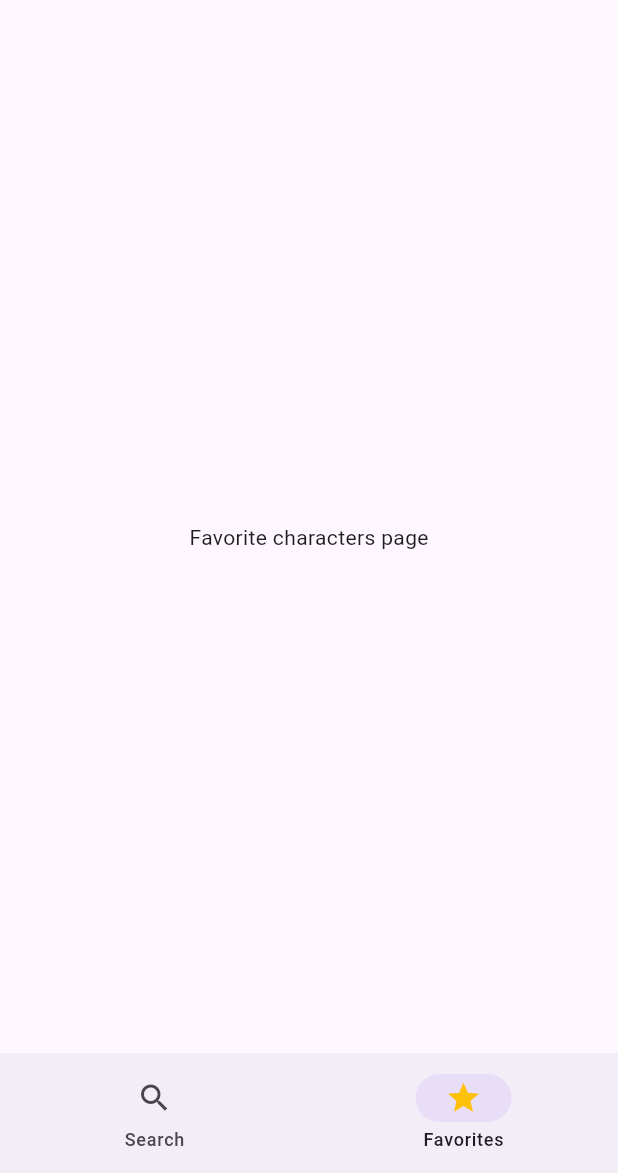
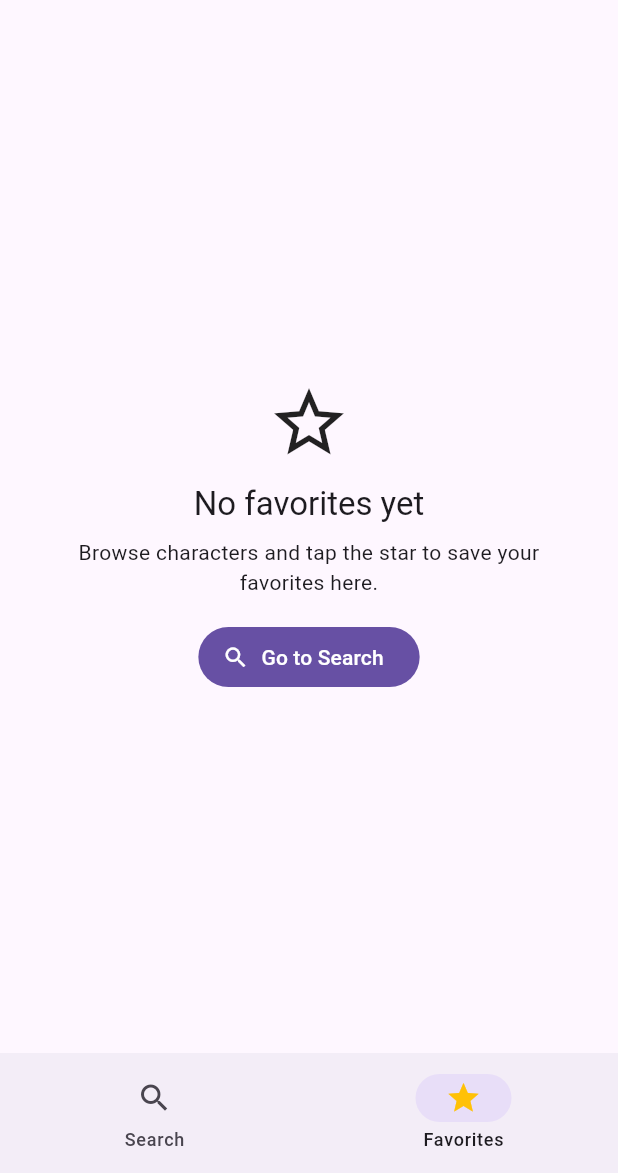
Before and after one commit to VladoDev/rick-and-morty-app, a Flutter app: the screen it shows after launch, item 2 of the bottom bar chosen, on a phone screen of 412 x 824 dp, the part 63-1236 px from its top. Run offline on Flutter 3.47's test engine with Material 3 defaults, Android fonts, the phone set to English and light mode, and no system bars; our stand-ins replace dio, flutter_riverpod, get_it, go_router, sqflite; accounts and stored records are empty.

Commit message:
feat(favorites): Agrega soporte de favoritos persistentes con repositorio local, mapeo a DB, casos de uso y controller; actualiza UI de personajes y detalles; ajusta dependencias en pubspec.

```diff
--- a/lib/features/characters/presentation/pages/favorite_characters_page.dart
+++ b/lib/features/characters/presentation/pages/favorite_characters_page.dart
@@ -1,15 +1,68 @@
 import 'package:flutter/material.dart';
+import 'package:flutter_riverpod/flutter_riverpod.dart';
+import 'package:go_router/go_router.dart';
+import 'package:rick_and_morty_app/features/characters/presentation/controllers/favorites_controller.dart';
+import 'package:rick_and_morty_app/features/characters/presentation/widgets/character_card.dart';
 
-class FavoriteCharactersPage extends StatefulWidget {
+class FavoriteCharactersPage extends ConsumerWidget {
   const FavoriteCharactersPage({super.key});
 
   @override
-  State<FavoriteCharactersPage> createState() => _FavoriteCharactersPageState();
-}
+  Widget build(BuildContext context, WidgetRef ref) {
+    final favsState = ref.watch(favoritesControllerProvider);
 
-class _FavoriteCharactersPageState extends State<FavoriteCharactersPage> {
-  @override
-  Widget build(BuildContext context) {
-    return const Center(child: Text("Favorite characters page"));
+    return favsState.when(
+      loading: () => const Center(child: CircularProgressIndicator()),
+      error: (e, _) => Center(child: Text('Error: $e')),
+      data: (favs) {
+        if (favs.isEmpty) {
+          return Center(
+            child: Padding(
+              padding: const EdgeInsets.all(24),
+              child: Column(
+                mainAxisSize: MainAxisSize.min,
+                children: [
+                  const Icon(Icons.star_border, size: 56),
+                  const SizedBox(height: 12),
+                  Text(
+                    'No favorites yet',
+                    style: Theme.of(context).textTheme.titleLarge,
+                    textAlign: TextAlign.center,
+                  ),
+                  const SizedBox(height: 8),
+                  Text(
+                    'Browse characters and tap the star to save your favorites here.',
+                    style: Theme.of(context).textTheme.bodyMedium,
+                    textAlign: TextAlign.center,
+                  ),
+                  const SizedBox(height: 16),
+                  FilledButton.icon(
+                    onPressed: () => context.go('/search-characters'),
+                    icon: const Icon(Icons.search),
+                    label: const Text('Go to Search'),
+                  ),
+                ],
+              ),
+            ),
+          );
+        }
+
+        return ListView.builder(
+          itemCount: favs.length,
+          itemBuilder: (context, index) {
+            final character = favs[index];
+            return CharacterCard(
+              character: character,
+              onCharacterTap: () {
+                context.push(
+                  "/search-characters/${character.id}",
+                  extra: character,
+                );
+              },
+            );
+          },
+        );
+      },
+    );
   }
 }
--- a/lib/features/characters/presentation/pages/search_characters_page.dart
+++ b/lib/features/characters/presentation/pages/search_characters_page.dart
@@ -2,6 +2,7 @@ import 'package:flutter/material.dart';
 import 'package:flutter_riverpod/flutter_riverpod.dart';
 import 'package:go_router/go_router.dart';
 import 'package:rick_and_morty_app/features/characters/domain/entities/character.dart';
+import 'package:rick_and_morty_app/features/characters/presentation/controllers/favorites_controller.dart';
 import 'package:rick_and_morty_app/features/characters/presentation/state/search_characters_state.dart';
 import 'package:rick_and_morty_app/features/characters/presentation/widgets/character_card.dart';
 import 'package:rick_and_morty_app/features/characters/presentation/widgets/search_characters_search_bar.dart';
@@ -13,6 +14,7 @@ class SearchCharactersPage extends ConsumerWidget {
   Widget build(BuildContext context, WidgetRef ref) {
     final state = ref.watch(searchCharactersControllerProvider);
     final controller = ref.read(searchCharactersControllerProvider.notifier);
+    ref.watch(favoritesControllerProvider);
 
     return Column(
       children: [
--- a/pubspec.yaml
+++ b/pubspec.yaml
@@ -41,6 +41,8 @@ dependencies:
   skeletonizer: ^2.1.2
   cached_network_image: ^3.4.1
   url_launcher: ^6.3.2
+  sqflite: ^2.4.2
+  path: ^1.9.1
 
 dev_dependencies:
   flutter_test:
```
Also changed, not shown: lib/features/characters/data/datasources/local/favorites_db.dart (added, +45 -0 lines), lib/features/characters/data/datasources/local/favorites_local_data_source.dart (added, +57 -0 lines), lib/features/characters/data/mappers/character_db_mapper.dart (added, +70 -0 lines), lib/features/characters/data/repositories/favorites_repository_impl.dart (added, +26 -0 lines), lib/features/characters/domain/repositories/favorite_characters_repository.dart (added, +8 -0 lines), lib/features/characters/domain/usecases/add_favorite_usecase.dart (added, +9 -0 lines), lib/features/characters/domain/usecases/get_favorites_characters_usecase.dart (added, +9 -0 lines), lib/features/characters/domain/usecases/is_favorite_usecase.dart (added, +8 -0 lines), lib/features/characters/domain/usecases/remove_favorite_usecase.dart (added, +8 -0 lines), lib/features/characters/presentation/controllers/favorites_controller.dart (added, +61 -0 lines), lib/features/characters/presentation/pages/character_details_page.dart (+19 -17 lines), lib/features/characters/presentation/state/favorites_providers.dart (added, +41 -0 lines), lib/features/characters/presentation/widgets/character_card.dart (+12 -17 lines), pubspec.lock.
